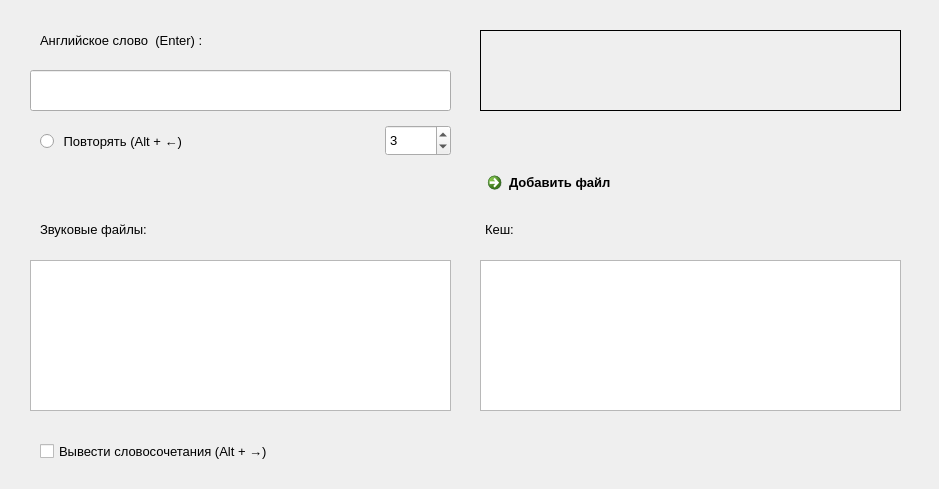
Old version of the form Form.ui in the repository alsav22/Translate4_3.
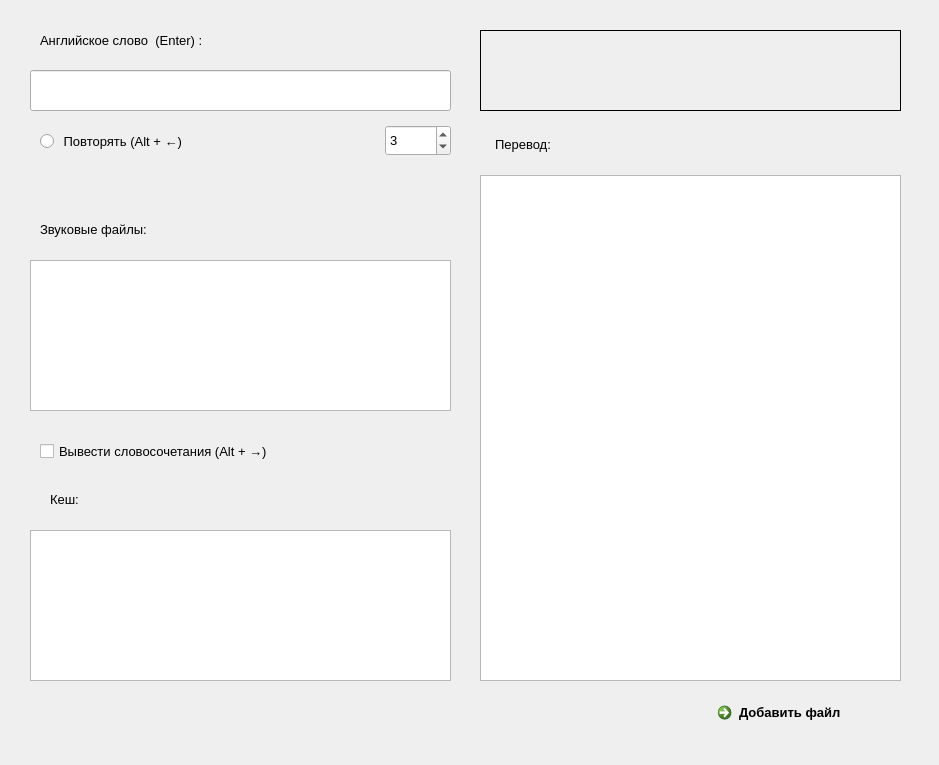
New version of the form. Custom widgets are drawn as their Qt base class.

Commit message: Добавил окно для вывода перевода

```diff
--- a/Form.ui
+++ b/Form.ui
@@ -7,7 +7,7 @@
     <x>0</x>
     <y>0</y>
     <width>939</width>
-    <height>489</height>
+    <height>765</height>
    </rect>
   </property>
   <property name="font">
@@ -122,8 +122,8 @@
   <widget class="QCommandLinkButton" name="commandLinkButton">
    <property name="geometry">
     <rect>
-     <x>480</x>
-     <y>165</y>
+     <x>710</x>
+     <y>695</y>
      <width>191</width>
      <height>42</height>
     </rect>
@@ -245,8 +245,8 @@
   <widget class="QListWidget" name="cacheWord">
    <property name="geometry">
     <rect>
-     <x>480</x>
-     <y>260</y>
+     <x>30</x>
+     <y>530</y>
      <width>421</width>
      <height>151</height>
     </rect>
@@ -291,8 +291,8 @@
   <widget class="QLabel" name="label">
    <property name="geometry">
     <rect>
-     <x>485</x>
-     <y>220</y>
+     <x>50</x>
+     <y>490</y>
      <width>66</width>
      <height>19</height>
     </rect>
@@ -301,6 +301,34 @@
     <string>Кеш:</string>
    </property>
   </widget>
+  <widget class="QTextEdit" name="textEdit">
+   <property name="geometry">
+    <rect>
+     <x>480</x>
+     <y>175</y>
+     <width>421</width>
+     <height>506</height>
+    </rect>
+   </property>
+   <property name="font">
+    <font>
+     <pointsize>11</pointsize>
+    </font>
+   </property>
+  </widget>
+  <widget class="QLabel" name="label_2">
+   <property name="geometry">
+    <rect>
+     <x>495</x>
+     <y>135</y>
+     <width>101</width>
+     <height>19</height>
+    </rect>
+   </property>
+   <property name="text">
+    <string>Перевод:</string>
+   </property>
+  </widget>
  </widget>
  <customwidgets>
   <customwidget>
```
